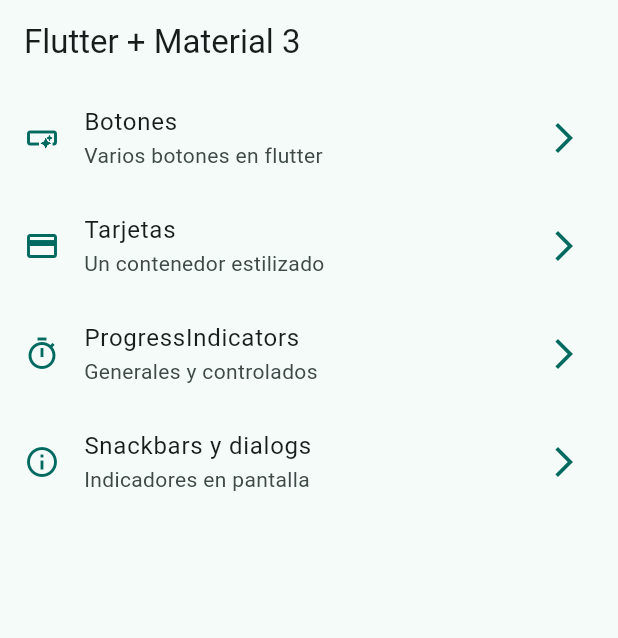
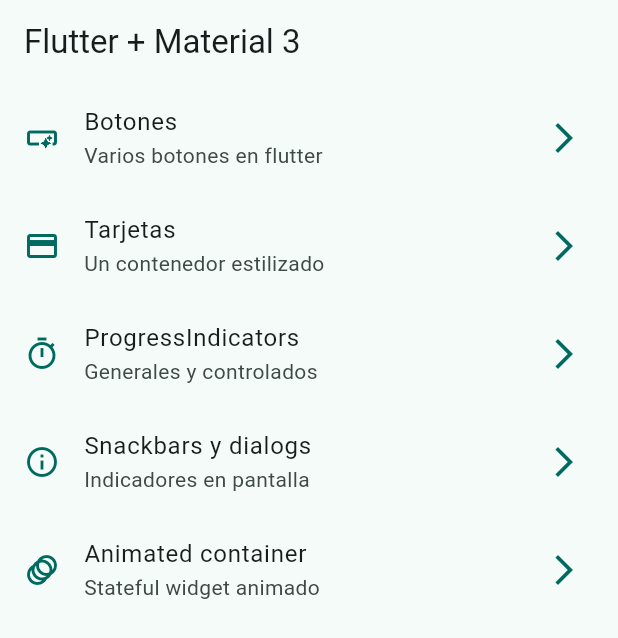
Before and after one commit to elmerjacobo97/widgets-app, a Flutter app: the screen it shows after launch, on a phone screen of 412 x 824 dp. Shown: the top 638 px of the screen. Run offline on Flutter 3.47's test engine with Material 2 defaults, Android fonts, the phone set to English and light mode, and no system bars; our stand-ins replace go_router; missing offline and left inert: dart:ffi.

Commit message:
Animated container terminado

```diff
--- a/lib/config/menu/menu_items.dart
+++ b/lib/config/menu/menu_items.dart
@@ -37,5 +37,11 @@ const appMenuItems = <MenuItem>[
     subTitle: 'Indicadores en pantalla',
     link: '/snackbars',
     icon: Icons.info_outline,
+  ),
+  MenuItem(
+    title: 'Animated container',
+    subTitle: 'Stateful widget animado',
+    link: '/animated',
+    icon: Icons.animation_outlined,
   )
 ];
--- a/lib/config/router/app_router.dart
+++ b/lib/config/router/app_router.dart
@@ -26,5 +26,10 @@ final appRouter = GoRouter(initialLocation: '/', routes: [
     path: '/snackbars',
     name: SnackbarScreen.routeName,
     builder: (context, state) => const SnackbarScreen(),
+  ),
+  GoRoute(
+    path: '/animated',
+    name: AnimatedScreen.routeName,
+    builder: (context, state) => const AnimatedScreen(),
   )
 ]);
```
Also changed, not shown: lib/presentation/screens/animated/animated_screen.dart (+50 -2 lines).
